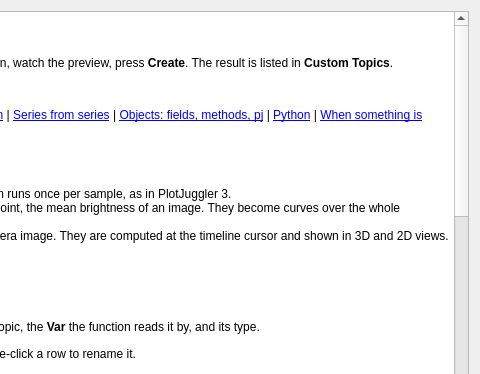
Old version of the form toolbox_transform_editor/transform_editor_help.ui in the repository PlotJuggler/pj-official-plugins; both pictures show x 480 to 960 and y 0 to 374 of the 960 by 760 pixel window.
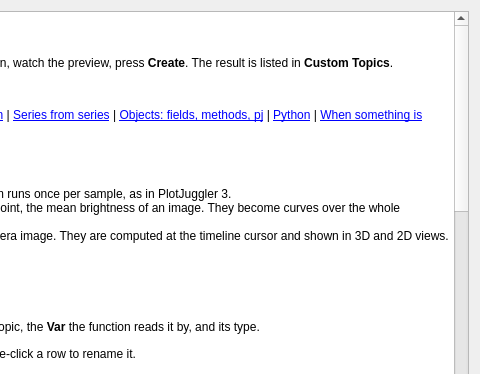
New version of the form.

Commit message:
docs(toolbox_transform_editor): Help without the Show in buttons, with the Reads column and count()
The Show in 3D / Show in 2D buttons are gone: the Help now says to open a
3D or 2D tab and drag the row from Custom Topics. It names the Function
Library's Reads column, the overlay count() method, and explains the
script memory limit message that reading a long list field can raise.

The edit to the form file:
```diff
--- a/toolbox_transform_editor/transform_editor_help.ui
+++ b/toolbox_transform_editor/transform_editor_help.ui
@@ -61,13 +61,13 @@
 &lt;ul&gt;
 &lt;li&gt;&lt;b&gt;Create...&lt;/b&gt; asks for a name and says what will be created. The rows appear in &lt;b&gt;Custom Topics&lt;/b&gt;: &lt;tt&gt;name/output&lt;/tt&gt; for numbers; &lt;tt&gt;name&lt;/tt&gt; for a single object, &lt;tt&gt;name/output&lt;/tt&gt; when there are several.&lt;/li&gt;
 &lt;li&gt;A name cannot be empty, be an input, or contain &lt;tt&gt;__&lt;/tt&gt;. Reusing a name asks before replacing.&lt;/li&gt;
-&lt;li&gt;&lt;b&gt;Show in 3D&lt;/b&gt; / &lt;b&gt;Show in 2D&lt;/b&gt; opens a tab with the new objects. The tab is behind the editor: close the editor to see it.&lt;/li&gt;
+&lt;li&gt;To see an object output, open a 3D or 2D tab (&lt;b&gt;+&lt;/b&gt;, then the cube or image icon) and drag its row from Custom Topics into it. A 3D view starts in the frame of the first layer you drop.&lt;/li&gt;
 &lt;li&gt;To change a script later, select its row in Custom Topics and press the pencil. The button then reads &lt;b&gt;Modify&lt;/b&gt;.&lt;/li&gt;
 &lt;li&gt;Delete is in the &lt;b&gt;...&lt;/b&gt; menu of Custom Topics. &lt;b&gt;Ctrl+Z&lt;/b&gt; undoes it.&lt;/li&gt;
 &lt;/ul&gt;
 
 &lt;h2&gt;&lt;a name=&quot;library&quot;&gt;&lt;/a&gt;5. Function Library&lt;/h2&gt;
-&lt;p&gt;The grid icon above the code opens the library. &lt;b&gt;Kind&lt;/b&gt; says what a function reads (Series, 3D, 2D). Select one and press &lt;b&gt;Use&lt;/b&gt;: an object function is rewritten to read the Vars of your inputs. Built-in object functions:&lt;/p&gt;
+&lt;p&gt;The grid icon above the code opens the library. &lt;b&gt;Reads&lt;/b&gt; says what a function reads (series, point cloud, image...). Select one and press &lt;b&gt;Use&lt;/b&gt;: an object function is rewritten to read the Vars of your inputs. Built-in object functions:&lt;/p&gt;
 &lt;table border=&quot;1&quot; cellspacing=&quot;0&quot;&gt;
 &lt;tr&gt;&lt;th&gt;Function&lt;/th&gt;&lt;th&gt;Reads&lt;/th&gt;&lt;th&gt;Returns&lt;/th&gt;&lt;/tr&gt;
 &lt;tr&gt;&lt;td&gt;&lt;tt&gt;points_per_frame&lt;/tt&gt;&lt;/td&gt;&lt;td&gt;point cloud&lt;/td&gt;&lt;td&gt;its number of points&lt;/td&gt;&lt;/tr&gt;
@@ -105,7 +105,7 @@
 &lt;p&gt;An object input (a point cloud, an image...) gives you three kinds of things. Full list: &lt;a href=&quot;https://plotjuggler.io/docs/reference/scripting-api/&quot;&gt;plotjuggler.io/docs/reference/scripting-api&lt;/a&gt;&lt;/p&gt;
 
 &lt;h3&gt;Fields: data the object carries&lt;/h3&gt;
-&lt;p&gt;Read them by name, with a dot, in Luau and in Python: &lt;tt&gt;cloud.frame_id&lt;/tt&gt;, &lt;tt&gt;image.width&lt;/tt&gt;, &lt;tt&gt;image.timestamp_ns&lt;/tt&gt;. They are read-only: &lt;tt&gt;cloud.frame_id = &quot;map&quot;&lt;/tt&gt; is an error. The raw bytes (points, pixels) are not a field: use the methods below.&lt;/p&gt;
+&lt;p&gt;Read them by name, with a dot, in Luau and in Python: &lt;tt&gt;cloud.frame_id&lt;/tt&gt;, &lt;tt&gt;image.width&lt;/tt&gt;, &lt;tt&gt;image.timestamp_ns&lt;/tt&gt;. They are read-only: &lt;tt&gt;cloud.frame_id = &quot;map&quot;&lt;/tt&gt; is an error. The raw bytes (points, pixels) are not a field: use the methods below. Reading a field that is a list (&lt;tt&gt;overlay.points&lt;/tt&gt;) copies the whole list into the script: on a large overlay that can exceed the script memory limit (64 MB). Use &lt;tt&gt;overlay:count()&lt;/tt&gt; to count its points.&lt;/p&gt;
 
 &lt;h3&gt;Methods: computations on the object&lt;/h3&gt;
 &lt;p&gt;They return a new value or a new object; the input is never changed. Luau calls methods with a colon, &lt;b&gt;&quot;:&quot;&lt;/b&gt; (&lt;tt&gt;cloud:count()&lt;/tt&gt;); Python with a dot, &lt;b&gt;&quot;.&quot;&lt;/b&gt; (&lt;tt&gt;cloud.count()&lt;/tt&gt;). In Luau, &lt;tt&gt;cloud:count()&lt;/tt&gt; is short for &lt;tt&gt;cloud.count(cloud)&lt;/tt&gt;: the colon passes the object itself, so &lt;tt&gt;cloud.count()&lt;/tt&gt; fails.&lt;/p&gt;
@@ -115,6 +115,7 @@
 &lt;tr&gt;&lt;td&gt;image&lt;/td&gt;&lt;td&gt;&lt;tt&gt;decode()&lt;/tt&gt; gives the decoded pixels, which have &lt;tt&gt;pixel(x, y)&lt;/tt&gt;, &lt;tt&gt;to_gray()&lt;/tt&gt;, &lt;tt&gt;crop(x, y, w, h)&lt;/tt&gt;, &lt;tt&gt;threshold(op, value)&lt;/tt&gt;, &lt;tt&gt;stats()&lt;/tt&gt;&lt;/td&gt;&lt;/tr&gt;
 &lt;tr&gt;&lt;td&gt;depth image&lt;/td&gt;&lt;td&gt;&lt;tt&gt;to_point_cloud(camera_info)&lt;/tt&gt;, optional &lt;tt&gt;{step=, max_depth=}&lt;/tt&gt;&lt;/td&gt;&lt;/tr&gt;
 &lt;tr&gt;&lt;td&gt;video frame&lt;/td&gt;&lt;td&gt;&lt;tt&gt;frame_at(t_ns)&lt;/tt&gt;&lt;/td&gt;&lt;/tr&gt;
+&lt;tr&gt;&lt;td&gt;image overlay&lt;/td&gt;&lt;td&gt;&lt;tt&gt;count()&lt;/tt&gt;: its number of points, without copying them&lt;/td&gt;&lt;/tr&gt;
 &lt;/table&gt;
 &lt;p&gt;Methods chain: &lt;tt&gt;image:decode():to_gray():threshold(&quot;&amp;gt;&quot;, 128)&lt;/tt&gt;.&lt;/p&gt;
 
@@ -140,14 +141,14 @@
 &lt;h2&gt;&lt;a name=&quot;problems&quot;&gt;&lt;/a&gt;10. When something is wrong&lt;/h2&gt;
 &lt;table border=&quot;1&quot; cellspacing=&quot;0&quot;&gt;
 &lt;tr&gt;&lt;th&gt;You see&lt;/th&gt;&lt;th&gt;Do this&lt;/th&gt;&lt;/tr&gt;
-&lt;tr&gt;&lt;td&gt;No sample of /topic at the cursor&lt;/td&gt;&lt;td&gt;The cursor is before that input&#x27;s first frame, or the editor has not re-run since your last change. Move the timeline cursor.&lt;/td&gt;&lt;/tr&gt;
+&lt;tr&gt;&lt;td&gt;No sample of /topic at the cursor&lt;/td&gt;&lt;td&gt;The cursor is before that input&#x27;s first frame. Move the timeline cursor.&lt;/td&gt;&lt;/tr&gt;
 &lt;tr&gt;&lt;td&gt;The script returned no values&lt;/td&gt;&lt;td&gt;Add a &lt;tt&gt;return&lt;/tt&gt;. The message lists the Vars you can read.&lt;/td&gt;&lt;/tr&gt;
 &lt;tr&gt;&lt;td&gt;`value` is not defined here&lt;/td&gt;&lt;td&gt;&lt;tt&gt;value&lt;/tt&gt; exists only with series inputs. Use the Var of the object.&lt;/td&gt;&lt;/tr&gt;
 &lt;tr&gt;&lt;td&gt;line N: ...&lt;/td&gt;&lt;td&gt;An error at line N of your function (&lt;tt&gt;globals line N&lt;/tt&gt;: Global Variables).&lt;/td&gt;&lt;/tr&gt;
 &lt;tr&gt;&lt;td&gt;Preview: ...&lt;/td&gt;&lt;td&gt;PlotJuggler refused or could not run the preview; the text says why.&lt;/td&gt;&lt;/tr&gt;
-&lt;tr&gt;&lt;td&gt;The preview view shows only a grid&lt;/td&gt;&lt;td&gt;Change its fixed frame to the frame of your input.&lt;/td&gt;&lt;/tr&gt;
 &lt;tr&gt;&lt;td&gt;Create is disabled&lt;/td&gt;&lt;td&gt;It needs an input, a body and a run without error. Its tooltip says which is missing.&lt;/td&gt;&lt;/tr&gt;
 &lt;tr&gt;&lt;td&gt;A dot after a row in Custom Topics&lt;/td&gt;&lt;td&gt;Blue: computing. Orange: an input is missing. Red: error. Grey: empty result. Hover the row for the detail.&lt;/td&gt;&lt;/tr&gt;
+&lt;tr&gt;&lt;td&gt;script memory limit (64 MB) exceeded&lt;/td&gt;&lt;td&gt;The script holds too much at once, often from reading a long list such as &lt;tt&gt;overlay.points&lt;/tt&gt;. Use methods (&lt;tt&gt;count()&lt;/tt&gt;, &lt;tt&gt;crop_box&lt;/tt&gt;...) instead.&lt;/td&gt;&lt;/tr&gt;
 &lt;tr&gt;&lt;td&gt;object bundle exceeds byte ceiling&lt;/td&gt;&lt;td&gt;The result is too large to keep. Crop, filter or sample it first.&lt;/td&gt;&lt;/tr&gt;
 &lt;/table&gt;
 &lt;/body&gt;&lt;/html&gt;
```
